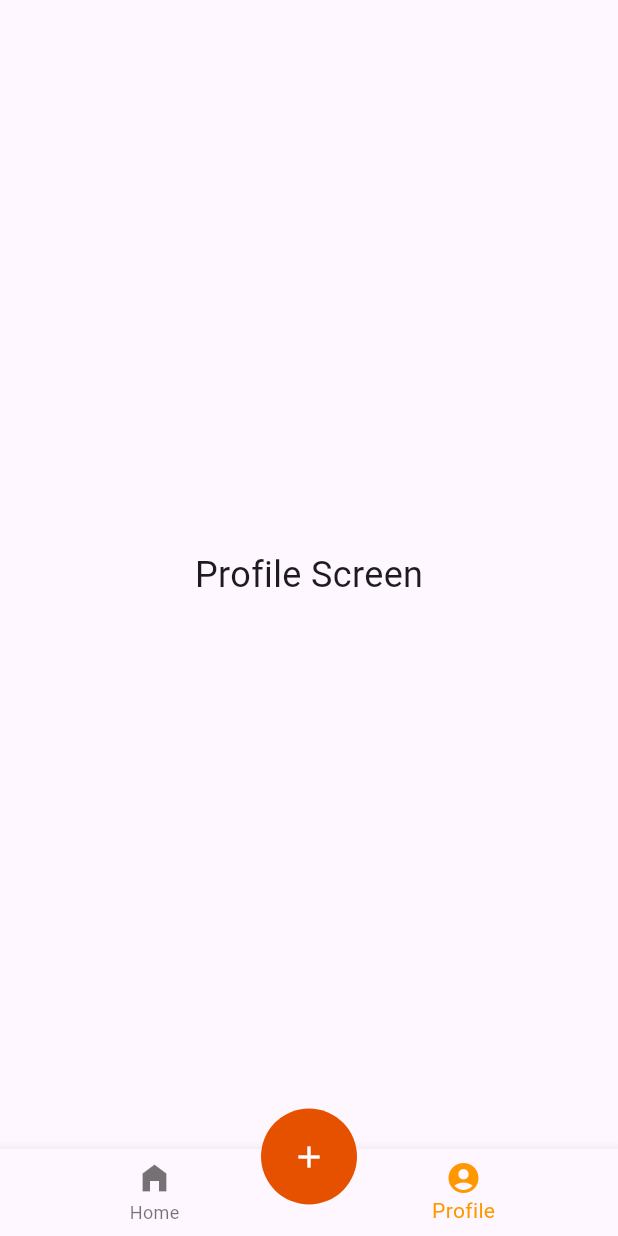
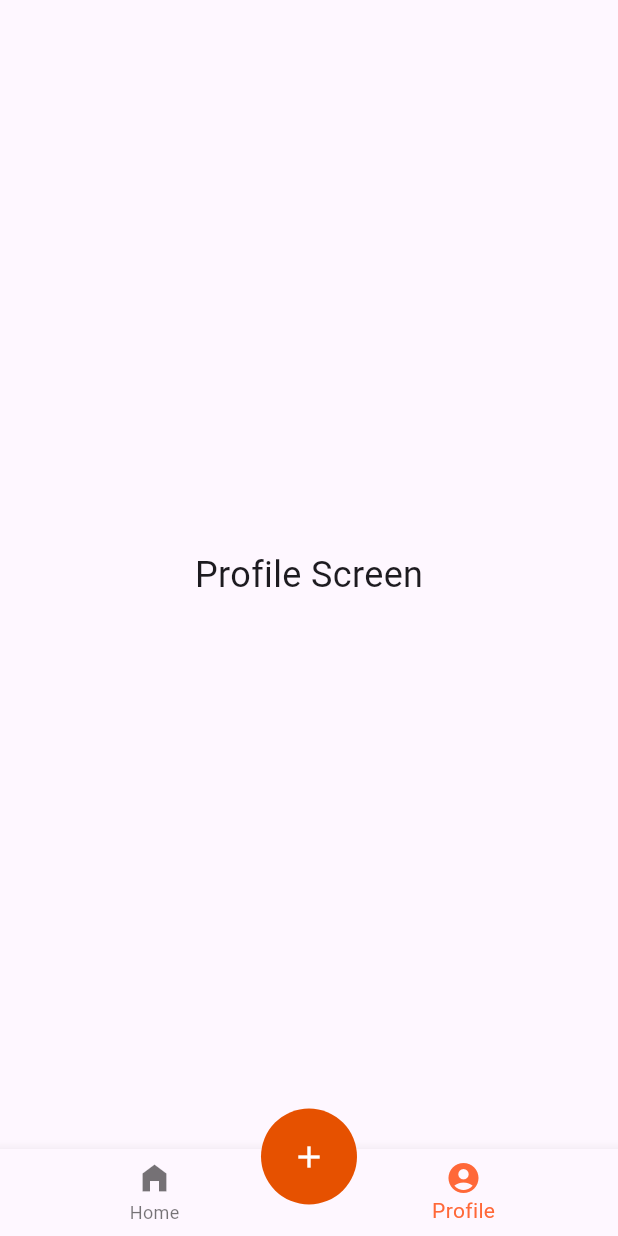
Before and after one commit to jigneng1/planAday, a Flutter app: the screen it shows after launch, item 2 of the bottom bar chosen, on a phone screen of 412 x 824 dp. Run offline on Flutter 3.47's test engine with Material 3 defaults, Android fonts, the phone set to English and light mode, and no system bars.

Commit message:
add : app theme color

```diff
--- a/lib/main.dart
+++ b/lib/main.dart
@@ -8,16 +8,35 @@ void main() {
 class MyApp extends StatelessWidget {
   const MyApp({super.key});
 
-  // This widget is the root of your application.
   @override
   Widget build(BuildContext context) {
     return MaterialApp(
       title: 'PlanAday',
       debugShowCheckedModeBanner: false,
       theme: ThemeData(
-          useMaterial3: true,
-          primaryColor: Colors.orange,
-          primarySwatch: Colors.orange),
+        useMaterial3: true,
+        primaryColor: const Color(0xFFFF6838),
+        primarySwatch: Colors.orange,
+        inputDecorationTheme: const InputDecorationTheme(
+          focusedBorder: OutlineInputBorder(
+            borderRadius: BorderRadius.all(Radius.circular(15.0)),
+            borderSide: BorderSide(
+              color: Color(0xFFFF6838),
+              width: 2.0,
+            ),
+          ),
+          enabledBorder: OutlineInputBorder(
+            borderRadius: BorderRadius.all(Radius.circular(15.0)),
+            borderSide: BorderSide(
+              color: Colors.grey,
+              width: 1.0,
+            ),
+          ),
+          // labelStyle: TextStyle(
+          //   color: const Color(0xFFFF6838),
+          // ),
+        ),
+      ),
       home: const MainLayout(),
     );
   }
```
